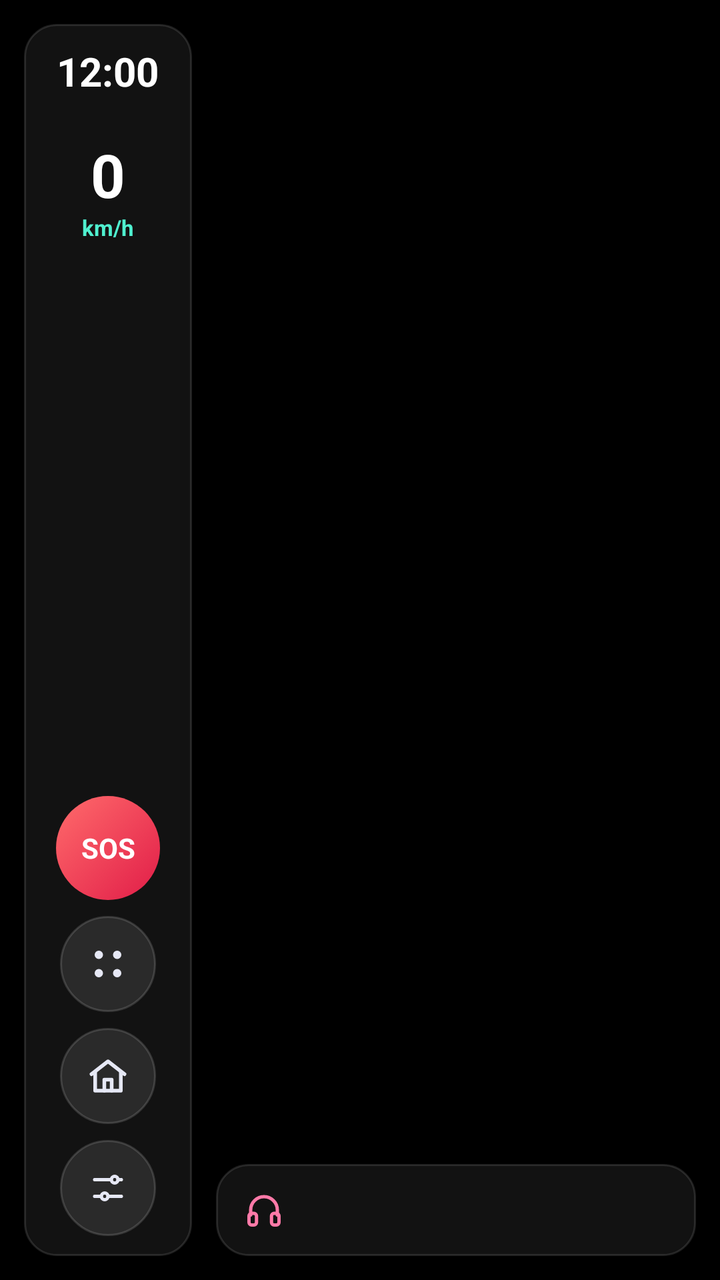
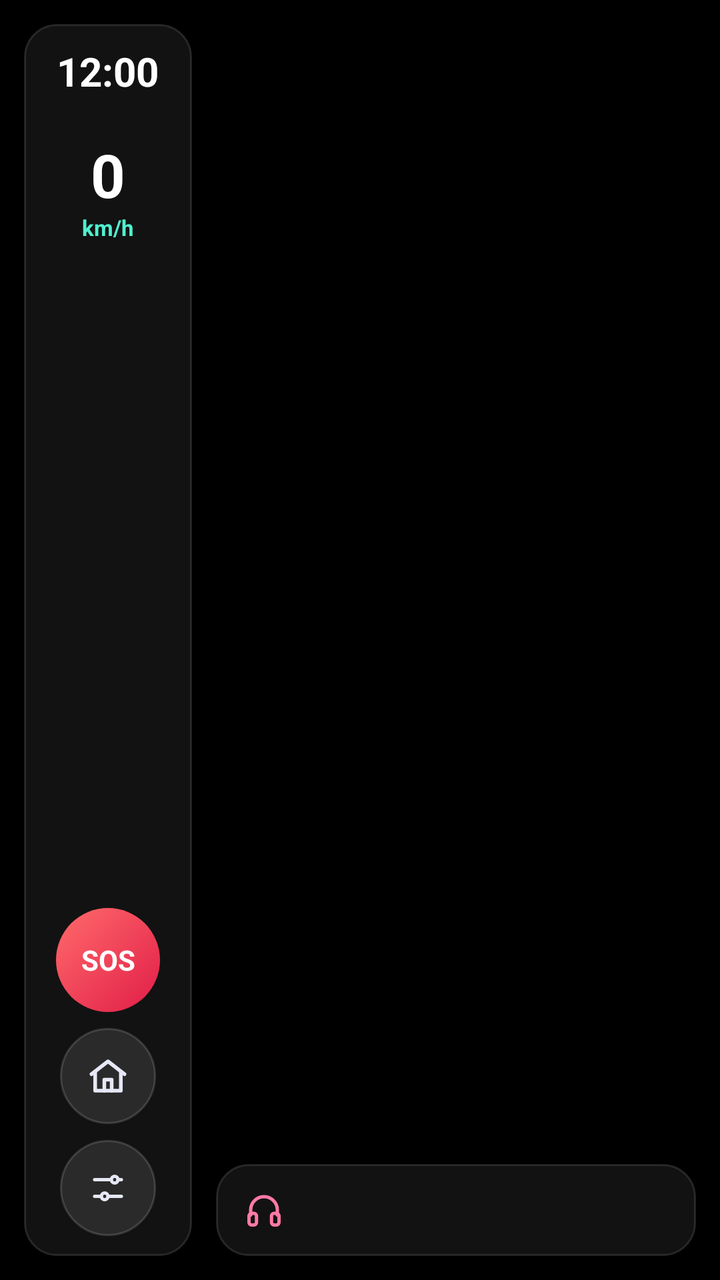

Compare the two renders of this Android layout. The source of the first and the diff that turns it into the second are given below.
<!-- AndroidManifest.xml: application theme Theme.RideDash -->
<!-- res/layout/home_landscape.xml -->
<?xml version="1.0" encoding="utf-8"?>
<LinearLayout xmlns:android="http://schemas.android.com/apk/res/android"
    android:layout_width="match_parent"
    android:layout_height="match_parent"
    android:orientation="horizontal"
    android:padding="12dp">

    <LinearLayout
        android:layout_width="84dp"
        android:layout_height="match_parent"
        android:background="@drawable/bg_glass"
        android:gravity="center_horizontal"
        android:orientation="vertical"
        android:paddingTop="10dp"
        android:paddingBottom="10dp">

        <TextClock
            android:id="@+id/clock"
            android:layout_width="wrap_content"
            android:layout_height="wrap_content"
            android:format12Hour="h:mm"
            android:format24Hour="HH:mm"
            android:textColor="#FFFFFF"
            android:textSize="20sp"
            android:textStyle="bold" />

        <TextView
            android:id="@+id/batteryText"
            android:layout_width="wrap_content"
            android:layout_height="wrap_content"
            android:textColor="#AEB4D0"
            android:textSize="12sp" />

        <TextView
            android:id="@+id/speedSmall"
            android:layout_width="wrap_content"
            android:layout_height="wrap_content"
            android:layout_marginTop="6dp"
            android:includeFontPadding="false"
            android:text="0"
            android:textColor="#FFFFFF"
            android:textSize="30sp"
            android:textStyle="bold" />

        <TextView
            android:layout_width="wrap_content"
            android:layout_height="wrap_content"
            android:text="@string/kmh"
            android:textColor="#4FF0CF"
            android:textSize="11sp"
            android:textStyle="bold" />

        <View
            android:layout_width="1dp"
            android:layout_height="0dp"
            android:layout_weight="1" />

        <TextView
            android:id="@+id/btnSos"
            android:layout_width="52dp"
            android:layout_height="52dp"
            android:background="@drawable/circle_sos"
            android:clickable="true"
            android:contentDescription="@string/sos_desc"
            android:focusable="true"
            android:gravity="center"
            android:text="@string/sos"
            android:textColor="#FFFFFF"
            android:textSize="14sp"
            android:textStyle="bold" />

        <ImageView
            android:id="@+id/btnAllApps"
            android:layout_width="48dp"
            android:layout_height="48dp"
            android:layout_marginTop="8dp"
            android:background="@drawable/circle_glass"
            android:clickable="true"
            android:contentDescription="@string/all_apps"
            android:focusable="true"
            android:padding="14dp"
            android:src="@drawable/ic_grid" />

        <ImageView
            android:id="@+id/btnPhoneHome"
            android:layout_width="48dp"
            android:layout_height="48dp"
            android:layout_marginTop="8dp"
            android:background="@drawable/circle_glass"
            android:clickable="true"
            android:contentDescription="@string/phone_home"
            android:focusable="true"
            android:padding="13dp"
            android:src="@drawable/ic_home_stroke" />

        <ImageView
            android:id="@+id/btnSetup"
            android:layout_width="48dp"
            android:layout_height="48dp"
            android:layout_marginTop="8dp"
            android:background="@drawable/circle_glass"
            android:clickable="true"
            android:contentDescription="@string/settings"
            android:focusable="true"
            android:padding="14dp"
            android:src="@drawable/ic_sliders" />
    </LinearLayout>

    <LinearLayout
        android:layout_width="0dp"
        android:layout_height="match_parent"
        android:layout_marginLeft="12dp"
        android:layout_weight="1"
        android:orientation="vertical">

        <LinearLayout
            android:id="@+id/iconGrid"
            android:layout_width="match_parent"
            android:layout_height="0dp"
            android:layout_weight="1"
            android:clipChildren="false"
            android:gravity="center"
            android:orientation="vertical" />

        <LinearLayout
            android:id="@+id/nowPlaying"
            android:layout_width="match_parent"
            android:layout_height="46dp"
            android:background="@drawable/bg_glass"
            android:clickable="true"
            android:focusable="true"
            android:gravity="center_vertical"
            android:orientation="horizontal"
            android:paddingLeft="14dp"
            android:paddingRight="14dp">

            <ImageView
                android:layout_width="20dp"
                android:layout_height="20dp"
                android:importantForAccessibility="no"
                android:src="@drawable/ic_music_small" />

            <TextView
                android:id="@+id/nowPlayingText"
                android:layout_width="0dp"
                android:layout_height="wrap_content"
                android:layout_marginLeft="10dp"
                android:layout_weight="1"
                android:ellipsize="end"
                android:singleLine="true"
                android:textColor="#E6E8F5"
                android:textSize="14sp" />
        </LinearLayout>
    </LinearLayout>
</LinearLayout>
<!-- resources referenced by this layout -->
<resources>
  <!-- drawable bg_glass (drawable) -->
  <?xml version="1.0" encoding="utf-8"?>
  <selector xmlns:android="http://schemas.android.com/apk/res/android">
      <item android:state_pressed="true">
          <shape android:shape="rectangle"><solid android:color="#26FFFFFF" /><stroke android:width="1dp" android:color="#33FFFFFF" /><corners android:radius="16dp" /></shape>
      </item>
      <item>
          <shape android:shape="rectangle"><solid android:color="#12FFFFFF" /><stroke android:width="1dp" android:color="#1FFFFFFF" /><corners android:radius="16dp" /></shape>
      </item>
  </selector>
  <!-- drawable circle_glass (drawable) -->
  <?xml version="1.0" encoding="utf-8"?>
  <selector xmlns:android="http://schemas.android.com/apk/res/android">
      <item android:state_pressed="true">
          <shape android:shape="oval"><solid android:color="#33FFFFFF" /><stroke android:width="1dp" android:color="#40FFFFFF" /></shape>
      </item>
      <item>
          <shape android:shape="oval"><solid android:color="#1AFFFFFF" /><stroke android:width="1dp" android:color="#26FFFFFF" /></shape>
      </item>
  </selector>
  <!-- drawable circle_sos (drawable) -->
  <?xml version="1.0" encoding="utf-8"?>
  <selector xmlns:android="http://schemas.android.com/apk/res/android">
      <item android:state_pressed="true">
          <shape android:shape="oval"><gradient android:angle="315" android:startColor="#E11D48" android:endColor="#E11D48" /></shape>
      </item>
      <item>
          <shape android:shape="oval"><gradient android:angle="315" android:startColor="#FF6B6B" android:endColor="#E11D48" /></shape>
      </item>
  </selector>
  <!-- drawable ic_grid (drawable) -->
  <?xml version="1.0" encoding="utf-8"?>
  <vector xmlns:android="http://schemas.android.com/apk/res/android" android:width="24dp" android:height="24dp" android:viewportWidth="24" android:viewportHeight="24">
      <path android:fillColor="#E6E8F5" android:pathData="M4,6.5a2.5,2.5 0 1,0 5,0a2.5,2.5 0 1,0 -5,0z" />
      <path android:fillColor="#E6E8F5" android:pathData="M15,6.5a2.5,2.5 0 1,0 5,0a2.5,2.5 0 1,0 -5,0z" />
      <path android:fillColor="#E6E8F5" android:pathData="M4,17.5a2.5,2.5 0 1,0 5,0a2.5,2.5 0 1,0 -5,0z" />
      <path android:fillColor="#E6E8F5" android:pathData="M15,17.5a2.5,2.5 0 1,0 5,0a2.5,2.5 0 1,0 -5,0z" />
  </vector>
  <string name="all_apps">All apps</string>
  <string name="kmh">km/h</string>
  <string name="phone_home">Phone home screen</string>
  <string name="settings">Settings</string>
  <string name="sos">SOS</string>
  <string name="sos_desc">Emergency: send location to your SOS contact</string>
  <style name="Theme.RideDash" parent="Theme.AppCompat.NoActionBar">
          <item name="colorPrimary">@color/accent</item>
          <item name="colorPrimaryDark">@color/bg</item>
          <item name="colorAccent">@color/accent</item>
          <item name="android:windowBackground">@color/bg</item>
          <item name="android:textColorPrimary">@color/text</item>
          <item name="android:textColorSecondary">@color/text_secondary</item>
      </style>
  <color name="accent">#00E676</color>
  <color name="bg">#000000</color>
  <color name="text">#FFFFFF</color>
  <color name="text_secondary">#9AA0A6</color>
  <!-- unchanged entries left out for length: 3 -->
</resources>

<!-- the commit's change to res/layout/home_landscape.xml (unified diff, before → after) -->
@@ -68,18 +68,6 @@
             android:textColor="#FFFFFF"
             android:textSize="14sp"
             android:textStyle="bold" />
-
-        <ImageView
-            android:id="@+id/btnAllApps"
-            android:layout_width="48dp"
-            android:layout_height="48dp"
-            android:layout_marginTop="8dp"
-            android:background="@drawable/circle_glass"
-            android:clickable="true"
-            android:contentDescription="@string/all_apps"
-            android:focusable="true"
-            android:padding="14dp"
-            android:src="@drawable/ic_grid" />
 
         <ImageView
             android:id="@+id/btnPhoneHome"
<!-- resource entries referenced after the edit -->
@@ -30,15 +30,6 @@
           <shape android:shape="oval"><gradient android:angle="315" android:startColor="#FF6B6B" android:endColor="#E11D48" /></shape>
       </item>
   </selector>
-  <!-- drawable ic_grid (drawable) -->
-  <?xml version="1.0" encoding="utf-8"?>
-  <vector xmlns:android="http://schemas.android.com/apk/res/android" android:width="24dp" android:height="24dp" android:viewportWidth="24" android:viewportHeight="24">
-      <path android:fillColor="#E6E8F5" android:pathData="M4,6.5a2.5,2.5 0 1,0 5,0a2.5,2.5 0 1,0 -5,0z" />
-      <path android:fillColor="#E6E8F5" android:pathData="M15,6.5a2.5,2.5 0 1,0 5,0a2.5,2.5 0 1,0 -5,0z" />
-      <path android:fillColor="#E6E8F5" android:pathData="M4,17.5a2.5,2.5 0 1,0 5,0a2.5,2.5 0 1,0 -5,0z" />
-      <path android:fillColor="#E6E8F5" android:pathData="M15,17.5a2.5,2.5 0 1,0 5,0a2.5,2.5 0 1,0 -5,0z" />
-  </vector>
-  <string name="all_apps">All apps</string>
   <string name="kmh">km/h</string>
   <string name="phone_home">Phone home screen</string>
   <string name="settings">Settings</string>
@@ -47,7 +38,7 @@
   <style name="Theme.RideDash" parent="Theme.AppCompat.NoActionBar">
           <item name="colorPrimary">@color/accent</item>
           <item name="colorPrimaryDark">@color/bg</item>
-          <item name="colorAccent">@color/accent</item>
+          <item name="colorAccent">#00F5C4</item>
           <item name="android:windowBackground">@color/bg</item>
           <item name="android:textColorPrimary">@color/text</item>
           <item name="android:textColorSecondary">@color/text_secondary</item>
